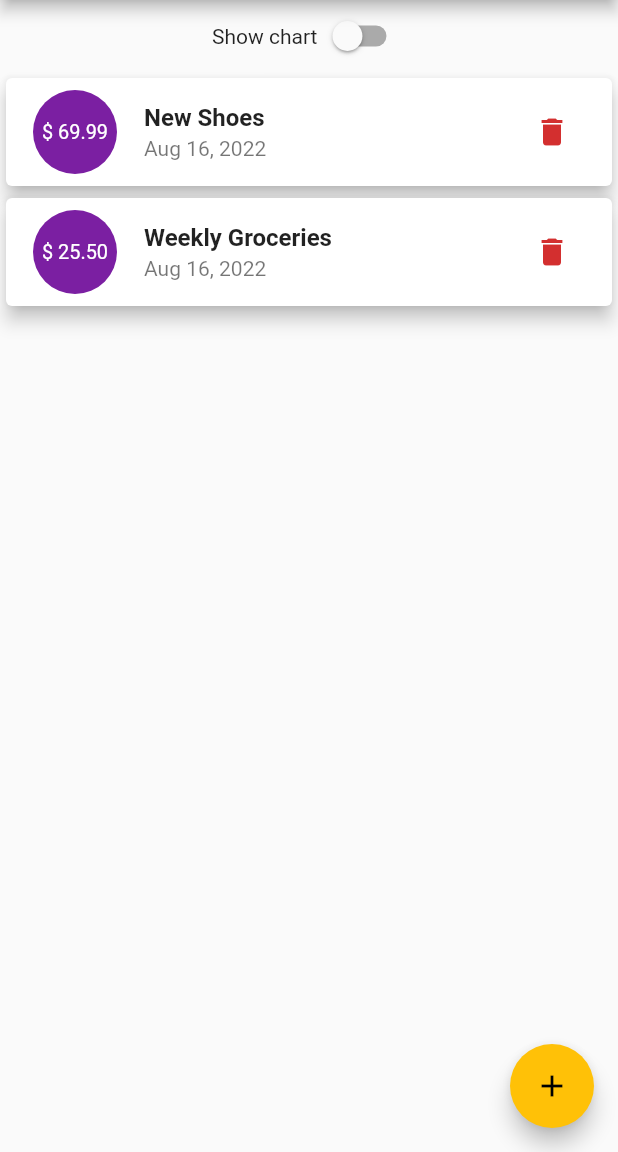
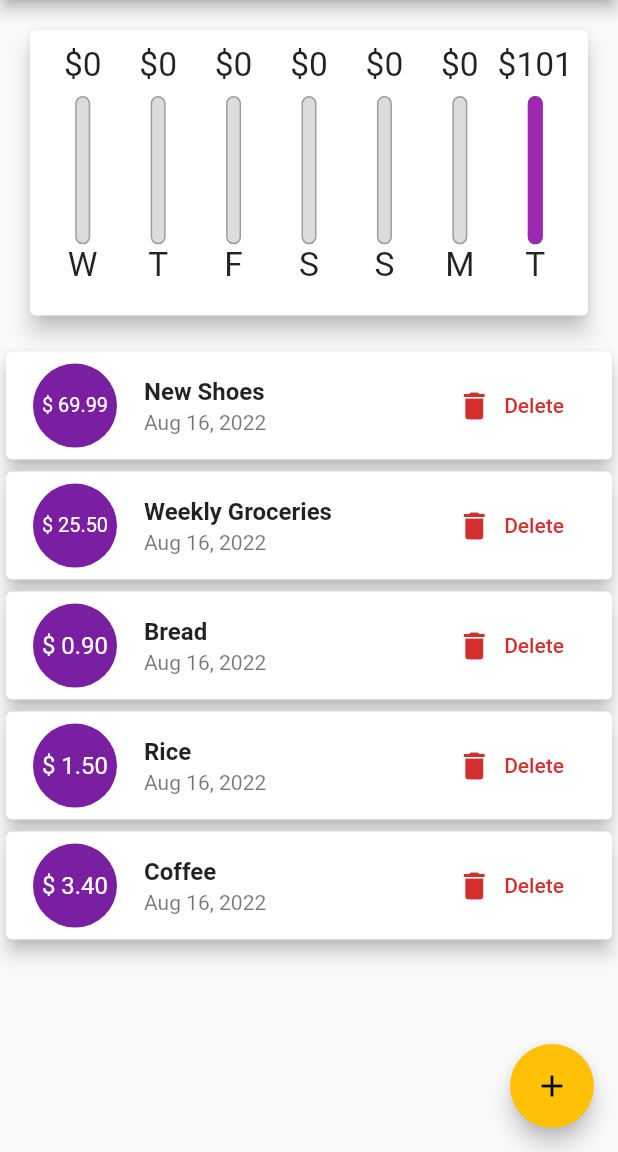
Before and after one commit to aniribe/expenses_planner_from_flutter_course, a Flutter app: the screen it shows after launch, on a phone screen of 412 x 824 dp, the part 84-1236 px from its top. Run offline on Flutter 3.47's test engine with Material 2 defaults, Android fonts, the phone set to English and light mode, and no system bars; our stand-ins replace stacked, stacked_core, stacked_services.

Commit message:
Lessons 127-130 from flutter course;

```diff
--- /dev/null
+++ b/lib/ui/util/ui_helpers.dart
@@ -0,0 +1,4 @@
+import 'package:flutter/material.dart';
+
+bool isLandscape(BuildContext context) =>
+    MediaQuery.of(context).orientation == Orientation.landscape;
--- a/lib/ui/views/home/components/new_transaction.dart
+++ b/lib/ui/views/home/components/new_transaction.dart
@@ -18,10 +18,16 @@ class NewTransaction extends StatelessWidget {
 
   @override
   Widget build(BuildContext context) {
-    return Card(
+    return SingleChildScrollView(
+      child: Card(
         elevation: 5,
         child: Container(
-        padding: const EdgeInsets.all(10),
+          padding: EdgeInsets.only(
+            top: 10,
+            left: 10,
+            right: 10,
+            bottom: MediaQuery.of(context).viewInsets.bottom + 10,
+          ),
           child: Column(
             crossAxisAlignment: CrossAxisAlignment.end,
             children: [
@@ -74,6 +80,7 @@ class NewTransaction extends StatelessWidget {
             ],
           ),
         ),
+      ),
     );
   }
 }
--- a/lib/ui/views/home/components/transaction_list.dart
+++ b/lib/ui/views/home/components/transaction_list.dart
@@ -31,11 +31,18 @@ class TransactionList extends StatelessWidget {
               style: const TextStyle(fontSize: 16, fontWeight: FontWeight.bold),
             ),
             subtitle: Text(DateFormat.yMMMd().format(transactions[index].date)),
-            trailing: IconButton(
-              icon: const Icon(Icons.delete),
-              color: Theme.of(context).errorColor,
-              onPressed: () {},
-            ),
+            trailing: MediaQuery.of(context).size.width > 360
+                ? FlatButton.icon(
+                    onPressed: () {},
+                    icon: const Icon(Icons.delete),
+                    label: const Text('Delete'),
+                    textColor: Theme.of(context).errorColor,
+                  )
+                : IconButton(
+                    icon: const Icon(Icons.delete),
+                    color: Theme.of(context).errorColor,
+                    onPressed: () {},
+                  ),
           ),
         );
       },
--- a/lib/ui/views/home/home_view.dart
+++ b/lib/ui/views/home/home_view.dart
@@ -2,6 +2,7 @@ import 'package:expenses_planner/ui/views/home/components/new_transaction.dart';
 import 'package:expenses_planner/ui/widgets/chart.dart';
 import 'package:flutter/material.dart';
 import 'package:stacked/stacked.dart';
+import '../../util/ui_helpers.dart';
 import 'components/transaction_list.dart';
 import 'home_viewmodel.dart';
 
@@ -18,6 +19,7 @@ class HomeView extends StatelessWidget {
           child: Column(
             crossAxisAlignment: CrossAxisAlignment.stretch,
             children: [
+              if (isLandscape(context))
                 Row(
                   mainAxisAlignment: MainAxisAlignment.center,
                   children: [
@@ -27,20 +29,38 @@ class HomeView extends StatelessWidget {
                         onChanged: (value) => model.onSwitchChanged(value)),
                   ],
                 ),
+              if (!isLandscape(context))
+                Container(
+                  height: (MediaQuery.of(context).size.height -
+                          appBar(context, model).preferredSize.height -
+                          MediaQuery.of(context).padding.top) *
+                      0.3,
+                  child: Chart(recentTransactions: model.recentTransaction),
+                ),
+              if (!isLandscape(context))
+                Container(
+                    height: (MediaQuery.of(context).size.height -
+                            appBar(context, model).preferredSize.height -
+                            MediaQuery.of(context).padding.top) *
+                        0.7,
+                    child: TransactionList(transactions: model.transactions)),
+              if (isLandscape(context))
                 model.showChart
                     ? Container(
                         height: (MediaQuery.of(context).size.height -
                                 appBar(context, model).preferredSize.height -
                                 MediaQuery.of(context).padding.top) *
                             0.7,
-                      child: Chart(recentTransactions: model.recentTransaction),
+                        child:
+                            Chart(recentTransactions: model.recentTransaction),
                       )
                     : Container(
                         height: (MediaQuery.of(context).size.height -
                                 appBar(context, model).preferredSize.height -
                                 MediaQuery.of(context).padding.top) *
                             0.7,
-                      child: TransactionList(transactions: model.transactions)),
+                        child:
+                            TransactionList(transactions: model.transactions)),
             ],
           ),
         ),
--- a/lib/ui/views/home/home_viewmodel.dart
+++ b/lib/ui/views/home/home_viewmodel.dart
@@ -23,6 +23,24 @@ class HomeViewModel extends BaseViewModel {
       id: 't2',
       title: 'Weekly Groceries',
       amount: 25.50,
+      date: DateTime.now(),
+    ),
+    Transaction(
+      id: 't3',
+      title: 'Bread',
+      amount: 0.90,
+      date: DateTime.now(),
+    ),
+    Transaction(
+      id: 't4',
+      title: 'Rice',
+      amount: 1.50,
+      date: DateTime.now(),
+    ),
+    Transaction(
+      id: 't5',
+      title: 'Coffee',
+      amount: 3.40,
       date: DateTime.now(),
     ),
   ];
```
Lines whose indentation alone changed are shown as unchanged.
